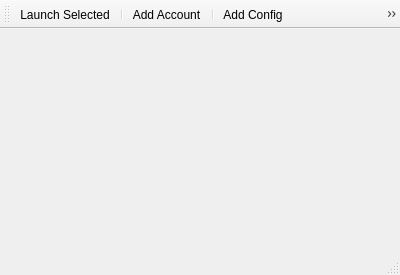
Above: mcl/gui/main_window.ui from narthollis/eve-mcl before the change. Below: the same form after it.
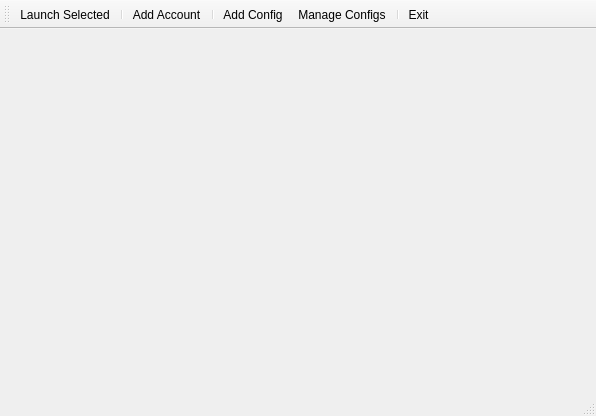
That is the form after the change. Icons and pictures are not drawn.

```diff
--- a/mcl/gui/main_window.ui
+++ b/mcl/gui/main_window.ui
@@ -6,8 +6,8 @@
    <rect>
     <x>0</x>
     <y>0</y>
-    <width>400</width>
-    <height>275</height>
+    <width>596</width>
+    <height>416</height>
    </rect>
   </property>
   <property name="windowTitle">
```
